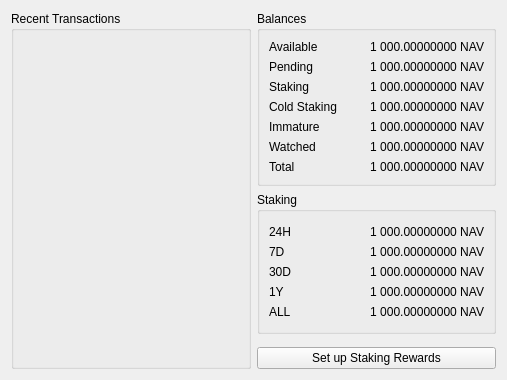
Qt form src/qt/forms/overviewpage.ui (navcoin/navcoin-core) before a commit.
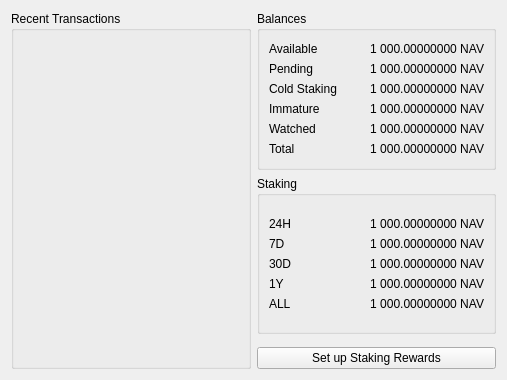
The same form after that commit. Custom widgets are drawn as their Qt base class.

The edit to the form file:
```diff
--- a/src/qt/forms/overviewpage.ui
+++ b/src/qt/forms/overviewpage.ui
@@ -83,23 +83,6 @@
           </property>
          </widget>
         </item>
-        <item row="2" column="0">
-         <widget class="QLabel" name="labelStakingText">
-          <property name="text">
-           <string>Staking</string>
-          </property>
-         </widget>
-        </item>
-        <item row="2" column="1">
-         <widget class="QLabel" name="labelStaking">
-          <property name="text">
-           <string>1 000.00000000 NAV</string>
-          </property>
-          <property name="alignment">
-           <set>Qt::AlignRight|Qt::AlignVCenter</set>
-          </property>
-         </widget>
-        </item>
         <item row="3" column="0">
          <widget class="QLabel" name="labelColdStakingText">
           <property name="text">
```
